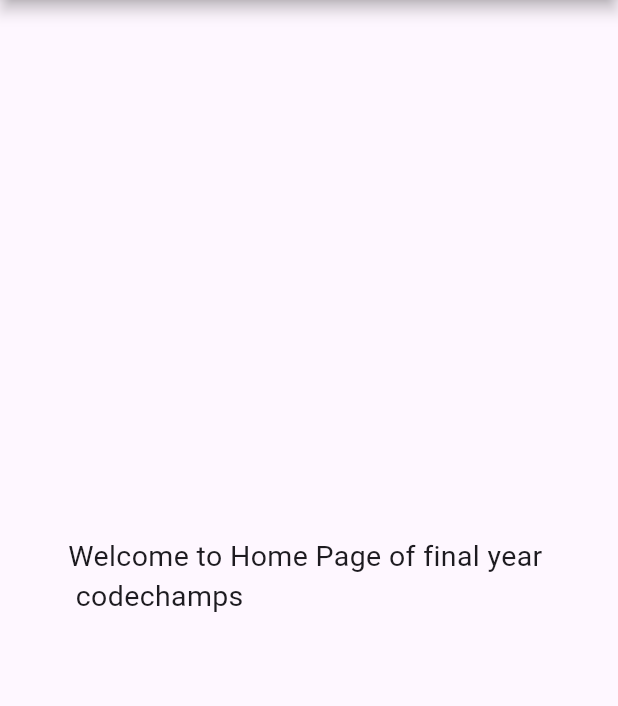
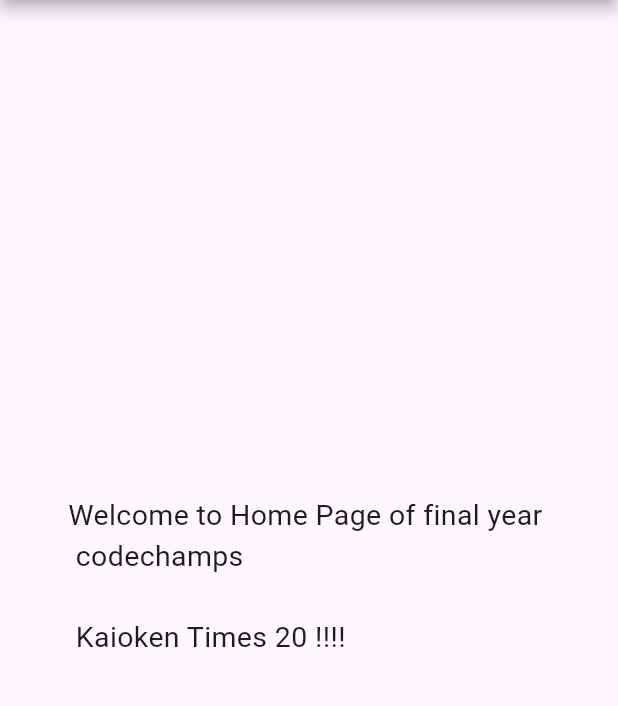
Before and after one commit to Shayan-Sen/final_year_codechamps_2, a Flutter app: the screen it shows after launch, on a phone screen of 412 x 824 dp, the part 84-790 px from its top. Run offline on Flutter 3.47's test engine with Material 3 defaults, Android fonts, the light colour scheme and no system bars; our stand-ins replace firebase_core; accounts and stored records are empty.

```diff
--- a/lib/pages/homepage.dart
+++ b/lib/pages/homepage.dart
@@ -10,7 +10,7 @@ class HomePage extends StatelessWidget {
       appBar: JycAppbar(data: "Final Year CodeChamps"),
       body: Center(
         child: Text(
-          "Welcome to Home Page of final year \n codechamps",
+          "Welcome to Home Page of final year \n codechamps \n\n Kaioken Times 20 !!!! ",
           style: TextStyle(fontSize: 19),
         ),
       ),
```
Also changed, not shown: 1 other file.
